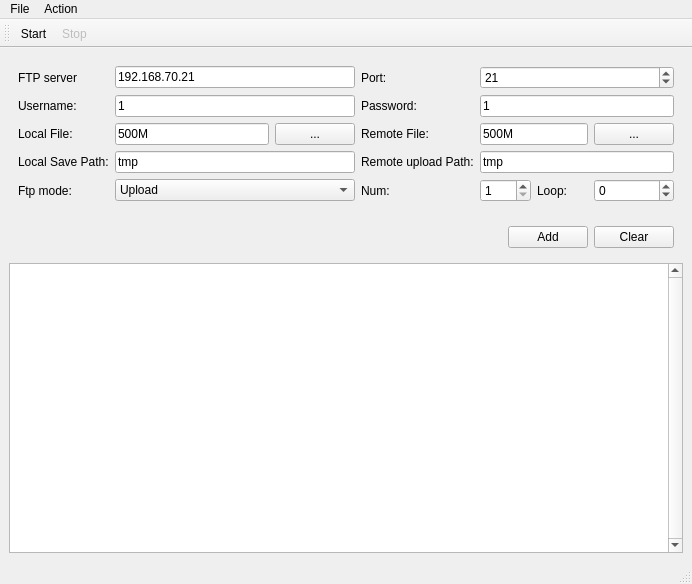
Above: src/mainwindow.ui from coolshou/multiftp before the change. Below: the same form after it.
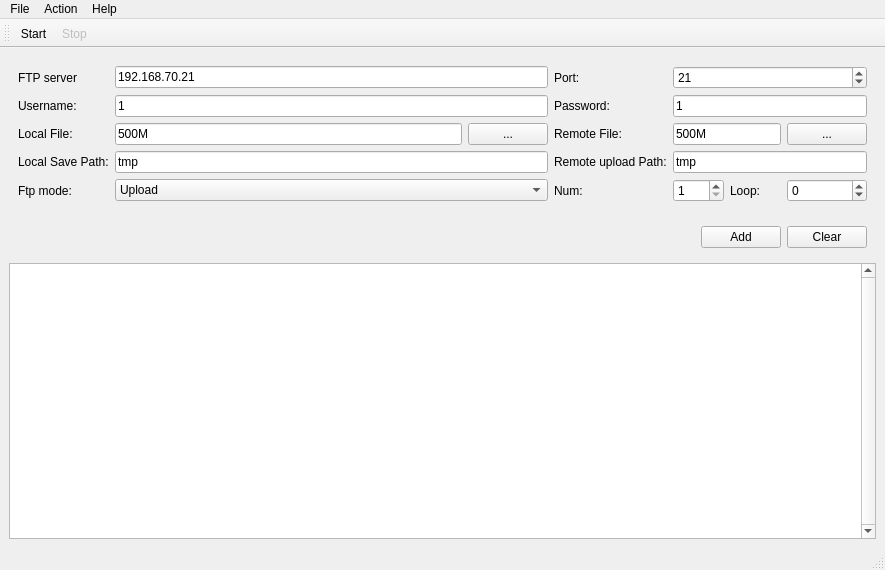
That is the form after the change. Icons and pictures are not drawn.

What changed in the file:
```diff
--- a/src/mainwindow.ui
+++ b/src/mainwindow.ui
@@ -6,8 +6,8 @@
    <rect>
     <x>0</x>
     <y>0</y>
-    <width>692</width>
-    <height>584</height>
+    <width>885</width>
+    <height>570</height>
    </rect>
   </property>
   <property name="windowTitle">
@@ -283,7 +283,7 @@
     <rect>
      <x>0</x>
      <y>0</y>
-     <width>692</width>
+     <width>885</width>
      <height>23</height>
     </rect>
    </property>
@@ -299,8 +299,15 @@
     <addaction name="actionStart"/>
     <addaction name="actionStop"/>
    </widget>
+   <widget class="QMenu" name="menuHelp">
+    <property name="title">
+     <string>Help</string>
+    </property>
+    <addaction name="actionAbout"/>
+   </widget>
    <addaction name="menuFile"/>
    <addaction name="menuAction"/>
+   <addaction name="menuHelp"/>
   </widget>
   <widget class="QStatusBar" name="statusbar"/>
   <widget class="QToolBar" name="toolBar">
```
Left out of the diff: 18 changed lines with no effect on the pictures.
